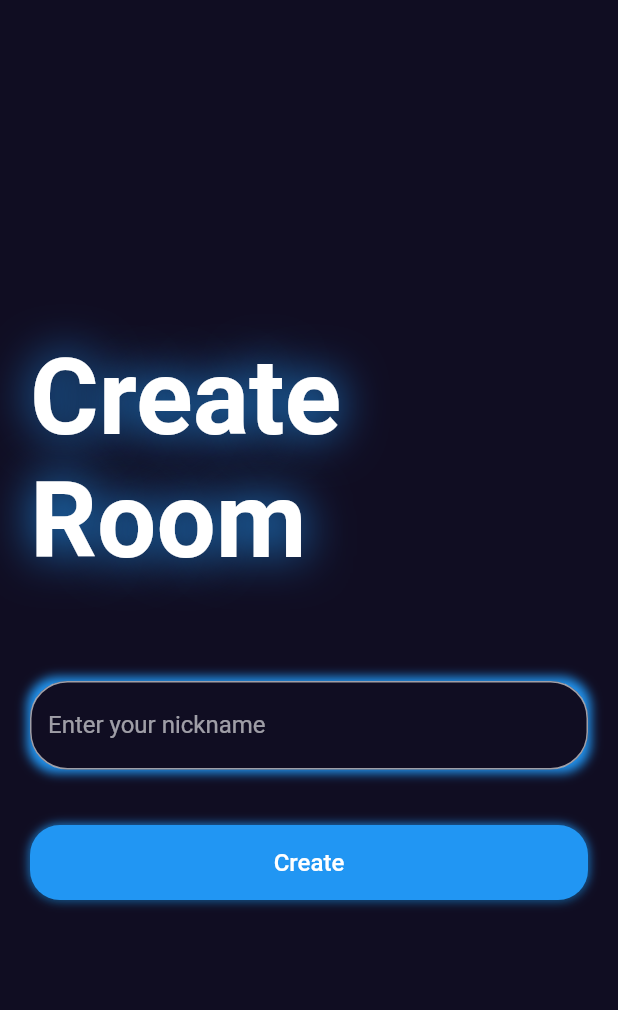
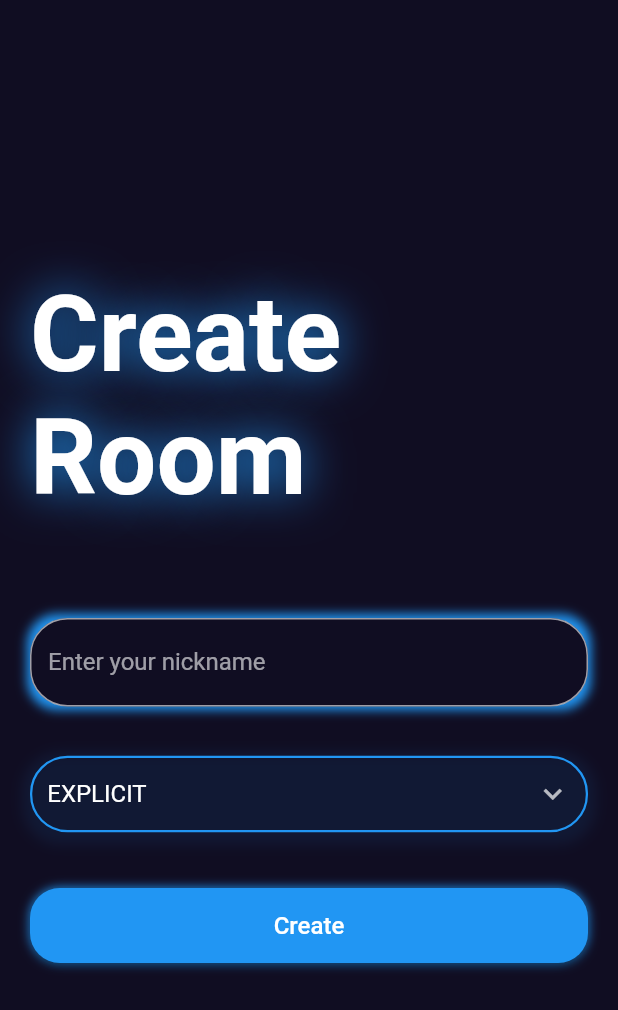
Before and after one commit to chicky-krukie/multiplayer_xoxo, a Flutter app: the CreateRoomScreen screen opened by its route, on a phone screen of 412 x 824 dp. Shown: the top 1010 px of the screen. Run offline on Flutter 3.47's test engine with Material 2 defaults, Android fonts, the light colour scheme and no system bars; our stand-ins replace socket_io_client; network calls fail.

Commit message:
dropdown buttons for org select

```diff
--- a/lib/screens/create_room_screen.dart
+++ b/lib/screens/create_room_screen.dart
@@ -2,6 +2,7 @@ import 'package:flutter/material.dart';
 import 'package:multiplayer_xoxo/resources/socket_methods.dart';
 import 'package:multiplayer_xoxo/responsive/responsive.dart';
 import 'package:multiplayer_xoxo/widget/custom_button.dart';
+import 'package:multiplayer_xoxo/widget/custom_dropdown.dart';
 import 'package:multiplayer_xoxo/widget/custom_text.dart';
 import 'package:multiplayer_xoxo/widget/custom_text_field.dart';
 
@@ -54,13 +55,15 @@ class _CreateRoomScreenState extends State<CreateRoomScreen> {
               fontSize: 70,
             ),
             SizedBox(height: size.height * 0.08),
-              CustomTextField(controller: _nameController, hintText: 'Enter your nickname'),
+            CustomTextField(
+                controller: _nameController, hintText: 'Enter your nickname'),
+            SizedBox(height: size.height * 0.04),
+            CustomDropdown(),
             SizedBox(height: size.height * 0.045),
-              CustomButton(onTap: () => _socketMethods.createRoom(_nameController.text), text: 'Create')
-            ]
-          ),
-        )
-      )
-    );
+            CustomButton(
+                onTap: () => _socketMethods.createRoom(_nameController.text),
+                text: 'Create')
+          ]),
+    )));
   }
 }
--- a/lib/screens/join_room_screen.dart
+++ b/lib/screens/join_room_screen.dart
@@ -2,6 +2,7 @@ import 'package:flutter/material.dart';
 import 'package:multiplayer_xoxo/resources/socket_methods.dart';
 import 'package:multiplayer_xoxo/responsive/responsive.dart';
 import 'package:multiplayer_xoxo/widget/custom_button.dart';
+import 'package:multiplayer_xoxo/widget/custom_dropdown.dart';
 import 'package:multiplayer_xoxo/widget/custom_text.dart';
 import 'package:multiplayer_xoxo/widget/custom_text_field.dart';
 
@@ -58,15 +59,19 @@ class _JoinRoomScreenState extends State<JoinRoomScreen> {
               fontSize: 70,
             ),
             SizedBox(height: size.height * 0.08),
-              CustomTextField(controller: _nameController, hintText: 'Enter your nickname'),
+            CustomTextField(
+                controller: _nameController, hintText: 'Enter your nickname'),
             const SizedBox(height: 20),
-              CustomTextField(controller: _roomIDController, hintText: 'Enter Room ID'),
+            CustomTextField(
+                controller: _roomIDController, hintText: 'Enter Room ID'),
+            const SizedBox(height: 20),
+            const CustomDropdown(),
             SizedBox(height: size.height * 0.045),
-              CustomButton(onTap: () => _socketMethods.joinRoom(_nameController.text, _roomIDController.text), text: 'Join')
-            ]
-          ),
-        )
-      )
-    );
+            CustomButton(
+                onTap: () => _socketMethods.joinRoom(
+                    _nameController.text, _roomIDController.text),
+                text: 'Join')
+          ]),
+    )));
   }
 }
--- a/lib/utils/colors.dart
+++ b/lib/utils/colors.dart
@@ -1,3 +1,4 @@
 import 'package:flutter/material.dart';
 
 const bgColor = Color.fromRGBO(16, 13, 34, 1);
+const dropdownColor = Color.fromRGBO(35, 29, 74, 1);
--- /dev/null
+++ b/lib/widget/custom_dropdown.dart
@@ -0,0 +1,61 @@
+import 'package:flutter/material.dart';
+import 'package:multiplayer_xoxo/utils/colors.dart';
+
+class CustomDropdown extends StatefulWidget {
+  const CustomDropdown({super.key});
+
+  @override
+  State<CustomDropdown> createState() => _CustomDropdownState();
+}
+
+class _CustomDropdownState extends State<CustomDropdown> {
+  String displayValue = 'EXPLICIT';
+  List<String> orgList = [
+    'EXPLICIT',
+    'JEMMA',
+    'GEMS',
+    'SME',
+    'YES',
+    'JPIA',
+    'JPMAP',
+  ];
+
+  @override
+  Widget build(BuildContext context) {
+    return Container(
+      padding: const EdgeInsets.symmetric(horizontal: 10.0),
+      decoration: BoxDecoration(
+        borderRadius: BorderRadius.circular(25.0),
+        border: Border.all(
+            color: Colors.blue, style: BorderStyle.solid, width: 1.5),
+        boxShadow: [
+          BoxShadow(
+            color: Colors.blue.withOpacity(0.085),
+            blurRadius: 7,
+            spreadRadius: 5,
+            offset: const Offset(0, 3),
+          ),
+        ],
+      ),
+      child: DropdownButton(
+          borderRadius: BorderRadius.circular(15),
+          isExpanded: true,
+          focusColor: Colors.transparent,
+          dropdownColor: dropdownColor,
+          underline: const SizedBox(),
+          value: displayValue,
+          icon: const Icon(Icons.keyboard_arrow_down),
+          items: orgList.map((String orgList) {
+            return DropdownMenuItem(
+              value: orgList,
+              child: Text(orgList),
+            );
+          }).toList(),
+          onChanged: (String? selectedValue) {
+            setState(() {
+              displayValue = selectedValue!;
+            });
+          }),
+    );
+  }
+}
```
Lines whose indentation alone changed are shown as unchanged.
